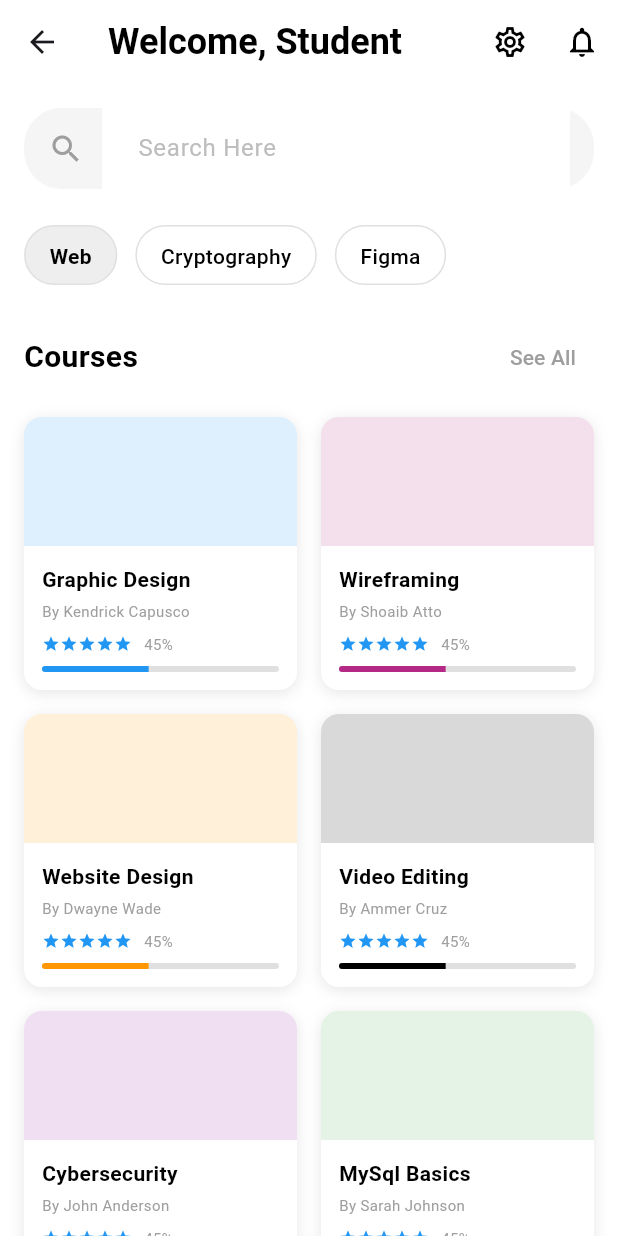
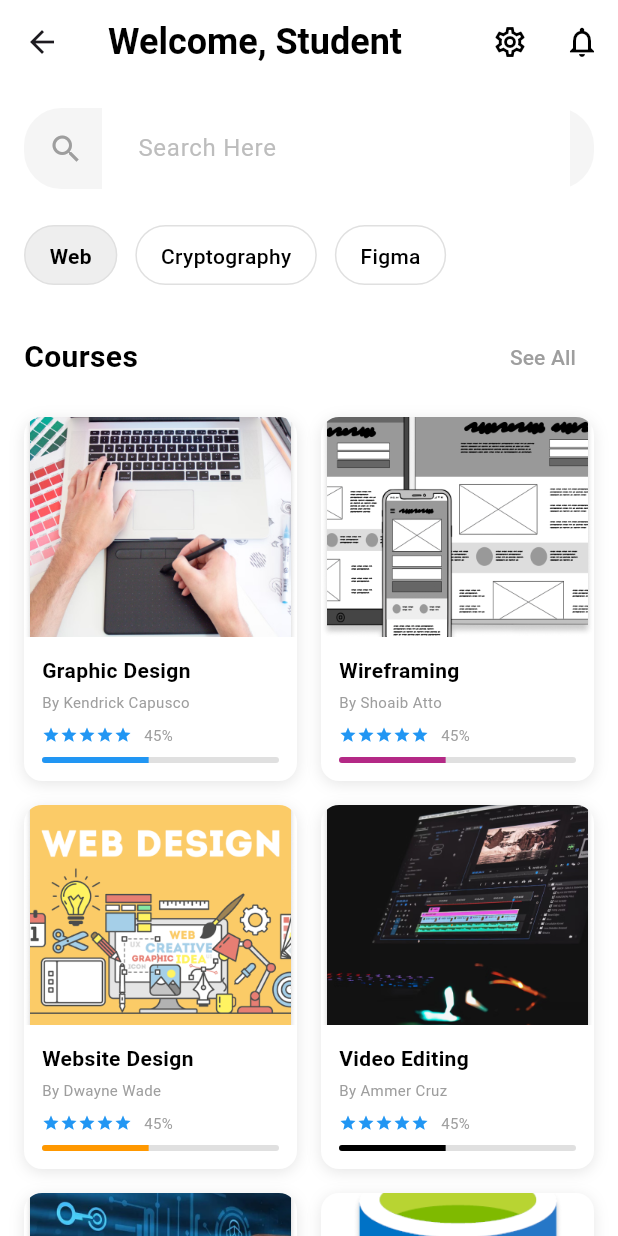
Before and after one commit to andreswooshik/SE-ProjectEduNova, a Flutter app: the StudentDashboardPage screen opened directly, on a phone screen of 412 x 824 dp. Run offline on Flutter 3.47's test engine with Material 3 defaults, Android fonts, the phone set to English and light mode, and no system bars; our stand-ins replace flutter_riverpod, shared_preferences; missing offline and left inert: bcrypt; accounts and stored records are empty.

Commit message:
added images and fixed the course model and course widget

```diff
--- a/lib/models/course.dart
+++ b/lib/models/course.dart
@@ -1,3 +1,5 @@
+import 'package:flutter/material.dart';
+
 /// Course model following Single Responsibility Principle
 /// This class only represents course data
 class Course {
@@ -11,6 +13,13 @@ class Course {
   final DateTime createdAt;
   final DateTime? updatedAt;
 
+  // New fields for UI display
+  final String? thumbnailUrl;
+  final String? thumbnailAsset;
+  final Color? accentColor;
+  final String? instructor;
+  final String? progress;
+
   Course({
     required this.id,
     required this.title,
@@ -21,6 +30,11 @@ class Course {
     List<Assignment>? assignments,
     DateTime? createdAt,
     this.updatedAt,
+    this.thumbnailUrl,
+    this.thumbnailAsset,
+    this.accentColor,
+    this.instructor,
+    this.progress,
   })  : enrolledStudentIds = enrolledStudentIds ?? [],
         materials = materials ?? [],
         assignments = assignments ?? [],
@@ -37,6 +51,11 @@ class Course {
       'assignments': assignments.map((a) => a.toJson()).toList(),
       'createdAt': createdAt.toIso8601String(),
       'updatedAt': updatedAt?.toIso8601String(),
+      'thumbnailUrl': thumbnailUrl,
+      'thumbnailAsset': thumbnailAsset,
+      'accentColor': accentColor?.value,
+      'instructor': instructor,
+      'progress': progress,
     };
   }
 
@@ -59,6 +78,13 @@ class Course {
       updatedAt: json['updatedAt'] != null
           ? DateTime.tryParse(json['updatedAt'])
           : null,
+      thumbnailUrl: json['thumbnailUrl'] as String?,
+      thumbnailAsset: json['thumbnailAsset'] as String?,
+      accentColor: json['accentColor'] != null
+          ? Color(json['accentColor'] as int)
+          : null,
+      instructor: json['instructor'] as String?,
+      progress: json['progress'] as String?,
     );
   }
 
@@ -72,6 +98,11 @@ class Course {
     List<Assignment>? assignments,
     DateTime? createdAt,
     DateTime? updatedAt,
+    String? thumbnailUrl,
+    String? thumbnailAsset,
+    Color? accentColor,
+    String? instructor,
+    String? progress,
   }) {
     return Course(
       id: id ?? this.id,
@@ -83,6 +114,11 @@ class Course {
       assignments: assignments ?? this.assignments,
       createdAt: createdAt ?? this.createdAt,
       updatedAt: updatedAt ?? this.updatedAt,
+      thumbnailUrl: thumbnailUrl ?? this.thumbnailUrl,
+      thumbnailAsset: thumbnailAsset ?? this.thumbnailAsset,
+      accentColor: accentColor ?? this.accentColor,
+      instructor: instructor ?? this.instructor,
+      progress: progress ?? this.progress,
     );
   }
 
--- a/lib/screens/course_details_page.dart
+++ b/lib/screens/course_details_page.dart
@@ -1,10 +1,7 @@
 import 'package:flutter/material.dart';
-import 'package:flutter_riverpod/flutter_riverpod.dart';
-import '../providers/courses_provider.dart';
-import '../providers/auth_provider.dart';
-import '../models/course.dart';
+import 'my_courses_page.dart';
 
-class CourseDetailsPage extends ConsumerStatefulWidget {
+class CourseDetailsPage extends StatefulWidget {
   final String courseTitle;
   final String instructor;
   final Color accentColor;
@@ -17,10 +14,10 @@ class CourseDetailsPage extends ConsumerStatefulWidget {
   }) : super(key: key);
 
   @override
-  ConsumerState<CourseDetailsPage> createState() => _CourseDetailsPageState();
+  State<CourseDetailsPage> createState() => _CourseDetailsPageState();
 }
 
-class _CourseDetailsPageState extends ConsumerState<CourseDetailsPage> {
+class _CourseDetailsPageState extends State<CourseDetailsPage> {
   int _selectedIndex = 0;
 
   @override
@@ -271,18 +268,9 @@ class _CourseDetailsPageState extends ConsumerState<CourseDetailsPage> {
           width: double.infinity,
           height: 56,
           child: ElevatedButton(
-            onPressed: () async {
-              final user = ref.read(authProvider).user;
-              if (user == null) {
-                ScaffoldMessenger.of(context).showSnackBar(
-                  const SnackBar(content: Text('Please sign in to enroll')),
-                );
-                return;
-              }
-
-              final myCourses = ref.read(coursesProvider).myCourses;
-              final isAlreadyEnrolled = myCourses.any((c) => c.title == widget.courseTitle);
-
+            onPressed: () {
+              bool isAlreadyEnrolled = MyCoursesPage.enrolledCourses
+                  .any((course) => course['title'] == widget.courseTitle);
               if (isAlreadyEnrolled) {
                 ScaffoldMessenger.of(context).showSnackBar(
                   const SnackBar(
@@ -292,21 +280,12 @@ class _CourseDetailsPageState extends ConsumerState<CourseDetailsPage> {
                   ),
                 );
               } else {
-                // Find course or create mock
-                final allCourses = ref.read(coursesProvider).courses;
-                final course = allCourses.firstWhere(
-                  (c) => c.title == widget.courseTitle,
-                  orElse: () => Course(
-                    id: DateTime.now().millisecondsSinceEpoch.toString(),
+                // Add course to enrolled courses
+                MyCoursesPage.addEnrolledCourse(
                   title: widget.courseTitle,
-                    description: 'Enrolled via details',
-                    teacherId: 'unknown',
-                  ),
+                  instructor: widget.instructor,
+                  accentColor: widget.accentColor,
                 );
-
-                final success = await ref.read(coursesProvider.notifier).enrollStudent(course.id, user.id);
-
-                if (success && mounted) {
                 ScaffoldMessenger.of(context).showSnackBar(
                   const SnackBar(
                     content: Text('Successfully enrolled in the course!'),
@@ -316,21 +295,10 @@ class _CourseDetailsPageState extends ConsumerState<CourseDetailsPage> {
                 );
 
                 Future.delayed(const Duration(seconds: 1), () {
-                    if (mounted) Navigator.pop(context);
+                  Navigator.pop(context);
                 });
-                } else if (mounted) {
-                  ScaffoldMessenger.of(context).showSnackBar(
-                    const SnackBar(content: Text('Enrollment failed')),
-                  );
-                }
               }
             },
-            style: ElevatedButton.styleFrom(
-              backgroundColor: const Color(0xFF003366),
-              shape: RoundedRectangleBorder(
-                borderRadius: BorderRadius.circular(12),
-              ),
-            ),
             child: const Text(
               'ENROLL NOW',
               style: TextStyle(
--- a/lib/screens/student_dashboard_page.dart
+++ b/lib/screens/student_dashboard_page.dart
@@ -1,6 +1,7 @@
 import 'package:flutter/material.dart';
 import 'package:flutter_riverpod/flutter_riverpod.dart';
 import '../providers/auth_provider.dart';
+import '../models/course.dart';
 import '../widgets/category_chip.dart';
 import '../widgets/course_card.dart';
 import '../widgets/custom_search_bar.dart';
@@ -115,50 +116,77 @@ class StudentDashboardPage extends ConsumerWidget {
   }
 
   Widget _buildCoursesGrid(BuildContext context) {
-    // In a real app, this data would come from a provider
     final courses = [
-      {
-        'title': 'Graphic Design',
-        'instructor': 'By Kendrick Capusco',
-        'progress': '45%',
-        'color': Colors.blue,
-      },
-      {
-        'title': 'Wireframing',
-        'instructor': 'By Shoaib Atto',
-        'progress': '45%',
-        'color': const Color.fromARGB(255, 180, 41, 134),
-      },
-      {
-        'title': 'Website Design',
-        'instructor': 'By Dwayne Wade',
-        'progress': '45%',
-        'color': Colors.orange,
-      },
-      {
-        'title': 'Video Editing',
-        'instructor': 'By Ammer Cruz',
-        'progress': '45%',
-        'color': Colors.black,
-      },
-      {
-        'title': 'Cybersecurity',
-        'instructor': 'By John Anderson',
-        'progress': '45%',
-        'color': Colors.purple,
-      },
-      {
-        'title': 'MySql Basics',
-        'instructor': 'By Sarah Johnson',
-        'progress': '45%',
-        'color': Colors.green,
-      },
-      {
-        'title': 'Flutter Development',
-        'instructor': 'By Adhz Formentera',
-        'progress': '45%',
-        'color': Colors.blue,
-      },
+      Course(
+        id: '1',
+        title: 'Graphic Design',
+        description: 'Learn the fundamentals of graphic design',
+        teacherId: 'teacher_1',
+        instructor: 'By Kendrick Capusco',
+        progress: '45%',
+        accentColor: Colors.blue,
+        thumbnailAsset: 'assets/images/graphDesign.png',
+      ),
+      Course(
+        id: '2',
+        title: 'Wireframing',
+        description: 'Master wireframing techniques',
+        teacherId: 'teacher_2',
+        instructor: 'By Shoaib Atto',
+        progress: '45%',
+        accentColor: const Color.fromARGB(255, 180, 41, 134),
+        thumbnailAsset: 'assets/images/wireframe.png',
+      ),
+      Course(
+        id: '3',
+        title: 'Website Design',
+        description: 'Create beautiful websites',
+        teacherId: 'teacher_3',
+        instructor: 'By Dwayne Wade',
+        progress: '45%',
+        accentColor: Colors.orange,
+        thumbnailAsset: 'assets/images/webDesign.png',
+      ),
+      Course(
+        id: '4',
+        title: 'Video Editing',
+        description: 'Professional video editing skills',
+        teacherId: 'teacher_4',
+        instructor: 'By Ammer Cruz',
+        progress: '45%',
+        accentColor: Colors.black,
+        thumbnailAsset: 'assets/images/VideoEditing.png',
+      ),
+      Course(
+        id: '5',
+        title: 'Cybersecurity',
+        description: 'Secure systems and networks',
+        teacherId: 'teacher_5',
+        instructor: 'By John Anderson',
+        progress: '45%',
+        accentColor: Colors.purple,
+        thumbnailAsset: 'assets/images/cybersec.png',
+      ),
+      Course(
+        id: '6',
+        title: 'MySql Basics',
+        description: 'Database fundamentals',
+        teacherId: 'teacher_6',
+        instructor: 'By Sarah Johnson',
+        progress: '45%',
+        accentColor: Colors.green,
+        thumbnailAsset: 'assets/images/sql.png',
+      ),
+      Course(
+        id: '7',
+        title: 'Flutter Development',
+        description: 'Build mobile apps with Flutter',
+        teacherId: 'teacher_7',
+        instructor: 'By Adhz Formentera',
+        progress: '45%',
+        accentColor: Colors.blue,
+        thumbnailAsset: 'assets/images/flutter.jpg',
+      ),
     ];
 
     return GridView.builder(
@@ -168,15 +196,18 @@ class StudentDashboardPage extends ConsumerWidget {
         crossAxisCount: 2,
         mainAxisSpacing: 16,
         crossAxisSpacing: 16,
+        childAspectRatio: 0.75,
       ),
       itemCount: courses.length,
       itemBuilder: (context, index) {
         final course = courses[index];
         return CourseCard(
-          title: course['title'] as String,
-          instructor: course['instructor'] as String,
-          progress: course['progress'] as String,
-          accentColor: course['color'] as Color,
+          title: course.title,
+          instructor: course.instructor ?? 'Unknown Instructor',
+          progress: course.progress ?? '0%',
+          accentColor: course.accentColor ?? Colors.grey,
+          assetImage: course.thumbnailAsset,
+          imageUrl: course.thumbnailUrl,
         );
       },
     );
--- a/lib/widgets/course_card.dart
+++ b/lib/widgets/course_card.dart
@@ -6,6 +6,8 @@ class CourseCard extends StatelessWidget {
   final String instructor;
   final String progress;
   final Color accentColor;
+  final String? assetImage;
+  final String? imageUrl;
   final VoidCallback? onTap;
 
   const CourseCard({
@@ -14,13 +16,16 @@ class CourseCard extends StatelessWidget {
     required this.instructor,
     required this.progress,
     required this.accentColor,
+    this.assetImage,
+    this.imageUrl,
     this.onTap,
   }) : super(key: key);
 
   @override
   Widget build(BuildContext context) {
     return GestureDetector(
-      onTap: onTap ?? () {
+      onTap: onTap ??
+          () {
             Navigator.push(
               context,
               MaterialPageRoute(
@@ -48,13 +53,11 @@ class CourseCard extends StatelessWidget {
           crossAxisAlignment: CrossAxisAlignment.start,
           children: [
             Expanded(
-              child: Container(
-                decoration: BoxDecoration(
+              child: ClipRRect(
                 borderRadius: const BorderRadius.vertical(
                   top: Radius.circular(12),
                 ),
-                  color: accentColor.withValues(alpha: 0.15),
-                ),
+                child: _buildImage(),
               ),
             ),
             Padding(
@@ -103,7 +106,7 @@ class CourseCard extends StatelessWidget {
                   ClipRRect(
                     borderRadius: BorderRadius.circular(2),
                     child: LinearProgressIndicator(
-                      value: 0.45, // Ideally this should be dynamic too
+                      value: _getProgressValue(),
                       minHeight: 4,
                       backgroundColor: Colors.grey.shade300,
                       valueColor: AlwaysStoppedAnimation<Color>(accentColor),
@@ -117,4 +120,70 @@ class CourseCard extends StatelessWidget {
       ),
     );
   }
+
+  Widget _buildImage() {
+    // Priority: assetImage > imageUrl > fallback
+    if (assetImage != null) {
+      return Image.asset(
+        assetImage!,
+        width: double.infinity,
+        height: double.infinity,
+        fit: BoxFit.cover,
+        errorBuilder: (context, error, stackTrace) => _buildFallback(),
+      );
     }
+
+    if (imageUrl != null) {
+      return Image.network(
+        imageUrl!,
+        width: double.infinity,
+        height: double.infinity,
+        fit: BoxFit.cover,
+        loadingBuilder: (context, child, loadingProgress) {
+          if (loadingProgress == null) return child;
+          return _buildLoadingIndicator();
+        },
+        errorBuilder: (context, error, stackTrace) => _buildFallback(),
+      );
+    }
+
+    return _buildFallback();
+  }
+
+  Widget _buildFallback() {
+    return Container(
+      width: double.infinity,
+      height: double.infinity,
+      decoration: BoxDecoration(
+        color: accentColor.withValues(alpha: 0.15),
+      ),
+      child: Center(
+        child: Icon(
+          Icons.school_outlined,
+          size: 48,
+          color: accentColor.withValues(alpha: 0.5),
+        ),
+      ),
+    );
+  }
+
+  Widget _buildLoadingIndicator() {
+    return Container(
+      width: double.infinity,
+      height: double.infinity,
+      color: accentColor.withValues(alpha: 0.1),
+      child: Center(
+        child: CircularProgressIndicator(
+          valueColor: AlwaysStoppedAnimation<Color>(accentColor),
+          strokeWidth: 2,
+        ),
+      ),
+    );
+  }
+
+  double _getProgressValue() {
+    // Parse progress string (e.g., "45%" to 0.45)
+    final progressValue = double.tryParse(progress.replaceAll('%', '')) ?? 0;
+    return progressValue / 100;
+  }
+}
```
Lines whose indentation alone changed are shown as unchanged.
